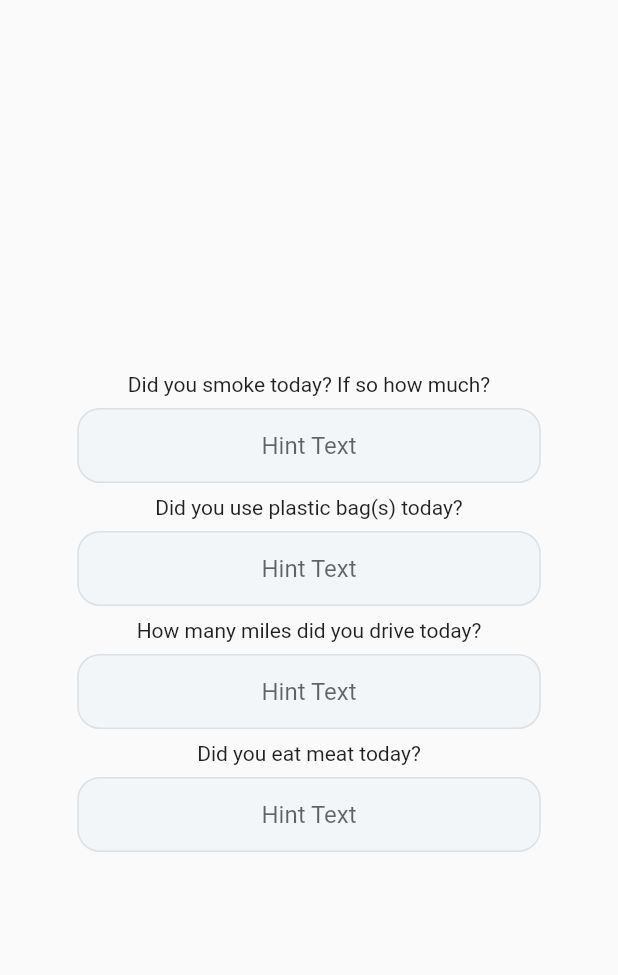
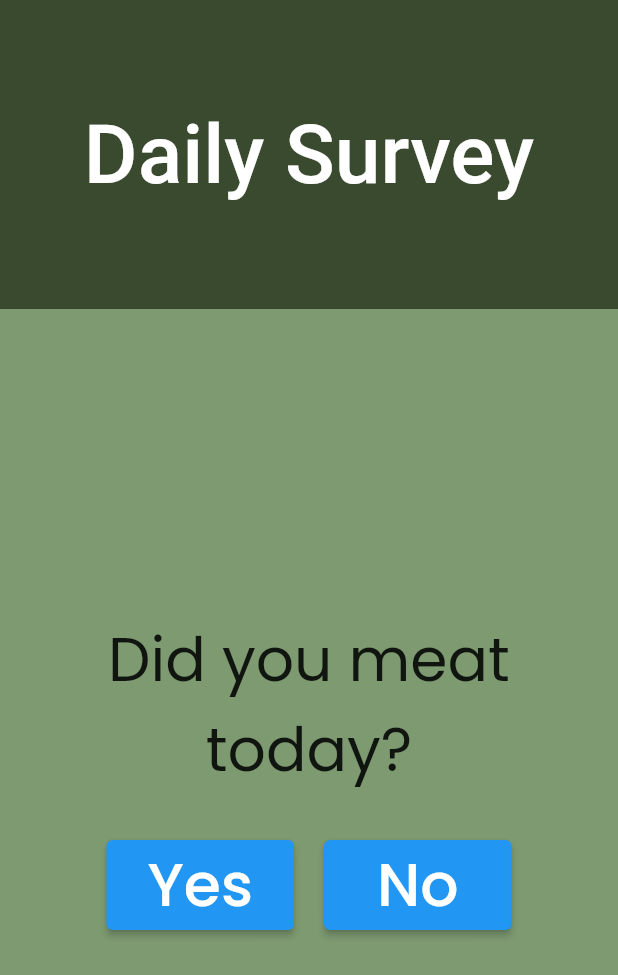
Before and after one commit to BrandonBui/TreeVue, a Flutter app: the screen it shows after launch, on a phone screen of 412 x 824 dp. Shown: the top 975 px of the screen. Run offline on Flutter 3.47's test engine with Material 2 defaults, Android fonts, the phone set to English and light mode, and no system bars; our stand-ins replace firebase_core, google_fonts, google_nav_bar; accounts and stored records are empty; Roboto replaces fonts that are missing (Rufina).

Commit message:
SurveyPageSequence added

```diff
--- /dev/null
+++ b/treevue/lib/SurveyPageSequence/Page1.dart
@@ -0,0 +1,84 @@
+import 'package:flutter/material.dart';
+import 'package:flutter/src/widgets/container.dart';
+import 'package:flutter/src/widgets/framework.dart';
+import 'package:google_fonts/google_fonts.dart';
+import 'package:treevue/SurveyPageSequence/Page2.dart';
+
+class Page1 extends StatefulWidget {
+  const Page1({super.key});
+
+  @override
+  State<Page1> createState() => _Page1State();
+}
+
+class _Page1State extends State<Page1> {
+  @override
+  Widget build(BuildContext context) {
+    return Scaffold(
+      backgroundColor: Color.fromARGB(255, 125, 154, 113),
+      appBar: AppBar(
+        centerTitle: true,
+        backgroundColor: Color.fromARGB(255, 57, 74, 47),
+        elevation: 0,
+        title: Text(
+          "Daily Survey",
+          textAlign: TextAlign.center,
+          style: GoogleFonts.rufina(
+              fontSize: MediaQuery.of(context).size.height / 15),
+        ),
+        toolbarHeight: MediaQuery.of(context).size.height / 4,
+      ),
+      body: Center(
+        child: Column(mainAxisAlignment: MainAxisAlignment.center, children: [
+          Text(
+            "Did you meat today?",
+            style: GoogleFonts.poppins(fontSize: 40),
+            textAlign: TextAlign.center,
+          ),
+          SizedBox(
+            height: 30,
+          ),
+          Row(
+            mainAxisAlignment: MainAxisAlignment.center,
+            children: [
+              Container(
+                decoration:
+                    BoxDecoration(borderRadius: BorderRadius.circular(15)),
+                width: 125,
+                child: ElevatedButton(
+                  child: Text(
+                    "Yes",
+                    style: GoogleFonts.poppins(fontSize: 40),
+                  ),
+                  onPressed: () {
+                    Navigator.push(context,
+                        MaterialPageRoute(builder: (context) {
+                      return Page2();
+                    }));
+                  },
+                ),
+              ),
+              SizedBox(
+                width: 20,
+              ),
+              Container(
+                width: 125,
+                decoration:
+                    BoxDecoration(borderRadius: BorderRadius.circular(15)),
+                child: ElevatedButton(
+                  child: Text("No", style: GoogleFonts.poppins(fontSize: 40)),
+                  onPressed: () {
+                    Navigator.push(context,
+                        MaterialPageRoute(builder: (context) {
+                      return Page2();
+                    }));
+                  },
+                ),
+              )
+            ],
+          )
+        ]),
+      ),
+    );
+  }
+}
--- a/treevue/lib/main.dart
+++ b/treevue/lib/main.dart
@@ -1,11 +1,12 @@
 import 'package:flutter/material.dart';
 import 'package:treevue/SurveyPage.dart';
 import 'package:firebase_core/firebase_core.dart';
+import 'package:treevue/SurveyPageSequence/Page1.dart';
 
 void main() async {
   WidgetsFlutterBinding.ensureInitialized();
 
-  await Firebase.initializeApp();
+  //await Firebase.initializeApp();
 
   runApp(const MyApp()); //changed the const
 }
@@ -16,9 +17,13 @@ class MyApp extends StatelessWidget {
   // This widget is the root of your application.
   @override
   Widget build(BuildContext context) {
-    return MaterialApp(initialRoute: "/SurveyPage", routes: {
-      "/SurveyPage": (context) => SurveyPage(),
-    });
+    return MaterialApp(
+        debugShowCheckedModeBanner: false,
+        initialRoute: "/Page1",
+        routes: {
+          "/SurveyPage": (context) => SurveyPage(),
+          "/Page1": (context) => Page1(),
+        });
   }
 }
 
```
Also changed, not shown: treevue/lib/SurveyPageSequence/Page2.dart (added, +32 -0 lines), treevue/lib/SurveyPageSequence/Page3.dart (added, +32 -0 lines), treevue/lib/SurveyPageSequence/Page4.dart (added, +32 -0 lines).
